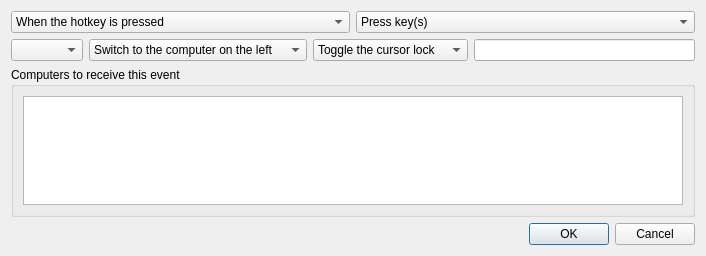
deskflow/deskflow, file src/lib/gui/dialogs/ActionDialog.ui: the form before one commit.
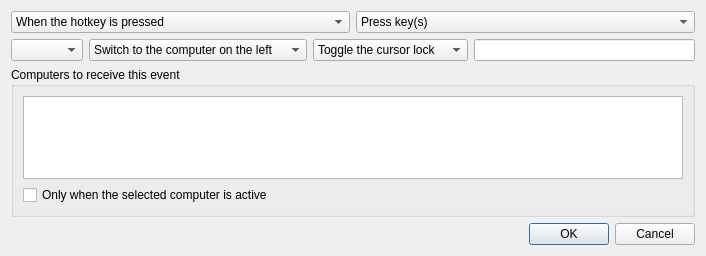
The form after the commit. Custom widgets are drawn as their Qt base class.

Commit message: feat(gui): add hotkey options for activeScreenOnly and disableGlobalHotkeyRegister

```diff
--- a/src/lib/gui/dialogs/ActionDialog.ui
+++ b/src/lib/gui/dialogs/ActionDialog.ui
@@ -156,7 +156,7 @@
      <property name="title">
       <string>Computers to receive this event</string>
      </property>
-     <layout class="QHBoxLayout" name="_3">
+     <layout class="QVBoxLayout" name="_3">
       <item>
        <widget class="QListWidget" name="listComputers">
         <property name="sizeAdjustPolicy">
@@ -164,6 +164,16 @@
         </property>
        </widget>
       </item>
+      <item>
+       <widget class="QCheckBox" name="cbActiveComputerOnly">
+        <property name="toolTip">
+         <string>Send the keys only if one of the selected computers is the one currently being controlled, and only to that computer.</string>
+        </property>
+        <property name="text">
+         <string>Only when the selected computer is active</string>
+        </property>
+       </widget>
+      </item>
      </layout>
     </widget>
    </item>
```
The commit also changes 13 other files.
